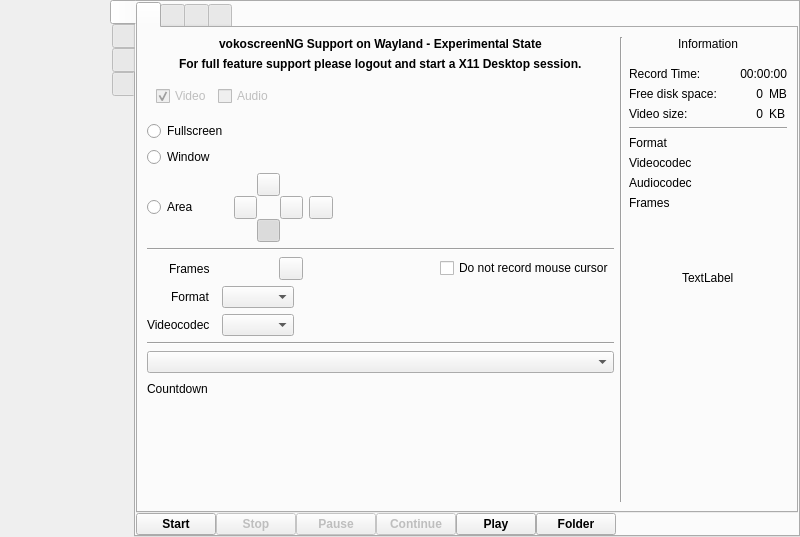
This is src/wayland/formMainWindow_wl.ui in vkohaupt/vokoscreenNG as Qt 5 draws it before an edit. The edited form follows.
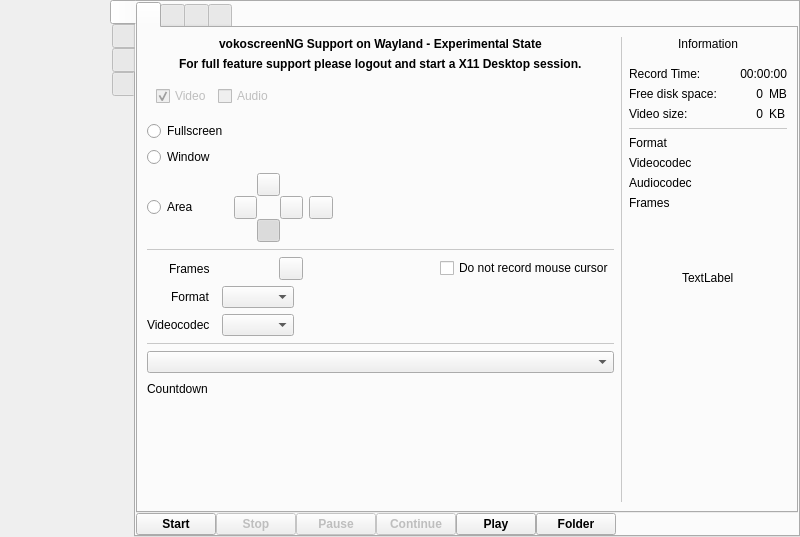
This is the edited form. Icons and pictures are not drawn.

```diff
--- a/src/wayland/formMainWindow_wl.ui
+++ b/src/wayland/formMainWindow_wl.ui
@@ -537,6 +537,12 @@
                 </item>
                 <item>
                  <widget class="Line" name="line_2">
+                  <property name="styleSheet">
+                   <string notr="true">color: rgb(200, 200, 200);</string>
+                  </property>
+                  <property name="frameShadow">
+                   <enum>QFrame::Plain</enum>
+                  </property>
                   <property name="orientation">
                    <enum>Qt::Horizontal</enum>
                   </property>
@@ -664,6 +670,12 @@
                 </item>
                 <item>
                  <widget class="Line" name="line_3">
+                  <property name="styleSheet">
+                   <string notr="true">color: rgb(200, 200, 200);</string>
+                  </property>
+                  <property name="frameShadow">
+                   <enum>QFrame::Plain</enum>
+                  </property>
                   <property name="orientation">
                    <enum>Qt::Horizontal</enum>
                   </property>
@@ -721,6 +733,12 @@
               </item>
               <item>
                <widget class="Line" name="line_5">
+                <property name="styleSheet">
+                 <string notr="true">color: rgb(200, 200, 200);</string>
+                </property>
+                <property name="frameShadow">
+                 <enum>QFrame::Plain</enum>
+                </property>
                 <property name="orientation">
                  <enum>Qt::Vertical</enum>
                 </property>
@@ -845,6 +863,12 @@
                   </item>
                   <item row="4" column="1" colspan="3">
                    <widget class="Line" name="line_4">
+                    <property name="styleSheet">
+                     <string notr="true">color: rgb(200, 200, 200);</string>
+                    </property>
+                    <property name="frameShadow">
+                     <enum>QFrame::Plain</enum>
+                    </property>
                     <property name="orientation">
                      <enum>Qt::Horizontal</enum>
                     </property>
```
Left out of the diff: 2 changed lines with no effect on the pictures.
